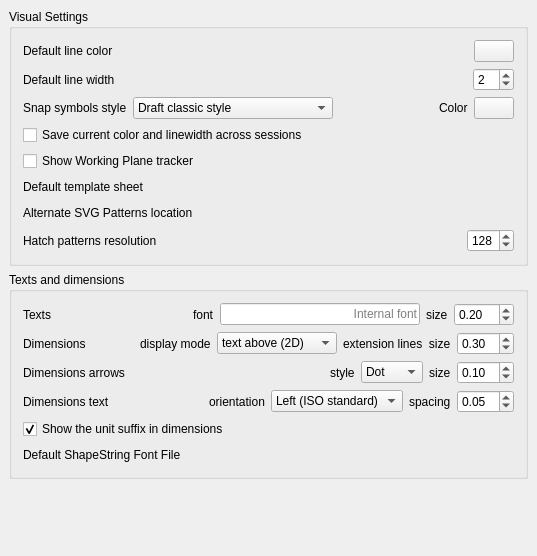
Qt form src/Mod/Draft/Resources/ui/userprefs-visual.ui (berndhahnebach/All_FreeCAD) before a commit.
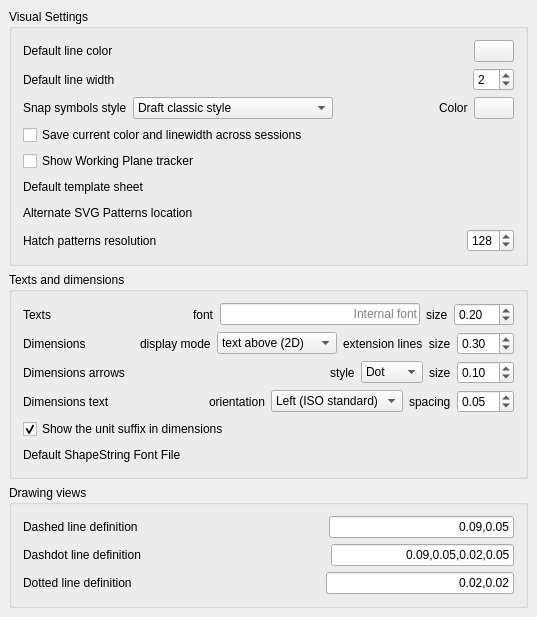
The same form after that commit. Custom widgets are drawn as their Qt base class.

Commit message: Draft: SVG linestyles are now settable in preferences - fixes #1773

Patch:
```diff
--- a/src/Mod/Draft/Resources/ui/userprefs-visual.ui
+++ b/src/Mod/Draft/Resources/ui/userprefs-visual.ui
@@ -758,6 +758,144 @@
      </layout>
     </widget>
    </item>
+   <item>
+    <widget class="QGroupBox" name="groupBox_3">
+     <property name="title">
+      <string>Drawing views</string>
+     </property>
+     <layout class="QVBoxLayout" name="verticalLayout_3">
+      <item>
+       <layout class="QHBoxLayout" name="horizontalLayout_8">
+        <item>
+         <widget class="QLabel" name="label_15">
+          <property name="text">
+           <string>Dashed line definition</string>
+          </property>
+         </widget>
+        </item>
+        <item>
+         <spacer name="horizontalSpacer_7">
+          <property name="orientation">
+           <enum>Qt::Horizontal</enum>
+          </property>
+          <property name="sizeHint" stdset="0">
+           <size>
+            <width>40</width>
+            <height>20</height>
+           </size>
+          </property>
+         </spacer>
+        </item>
+        <item>
+         <widget class="Gui::PrefLineEdit" name="lineEdit">
+          <property name="toolTip">
+           <string>A SVG linestyle definition</string>
+          </property>
+          <property name="text">
+           <string>0.09,0.05</string>
+          </property>
+          <property name="alignment">
+           <set>Qt::AlignRight|Qt::AlignTrailing|Qt::AlignVCenter</set>
+          </property>
+          <property name="prefEntry" stdset="0">
+           <cstring>svgDashedLine</cstring>
+          </property>
+          <property name="prefPath" stdset="0">
+           <cstring>Mod/Draft</cstring>
+          </property>
+         </widget>
+        </item>
+       </layout>
+      </item>
+      <item>
+       <layout class="QHBoxLayout" name="horizontalLayout_10">
+        <item>
+         <widget class="QLabel" name="label_16">
+          <property name="text">
+           <string>Dashdot line definition</string>
+          </property>
+         </widget>
+        </item>
+        <item>
+         <spacer name="horizontalSpacer_8">
+          <property name="orientation">
+           <enum>Qt::Horizontal</enum>
+          </property>
+          <property name="sizeHint" stdset="0">
+           <size>
+            <width>40</width>
+            <height>20</height>
+           </size>
+          </property>
+         </spacer>
+        </item>
+        <item>
+         <widget class="Gui::PrefLineEdit" name="lineEdit_2">
+          <property name="toolTip">
+           <string>A SVG linestyle definition</string>
+          </property>
+          <property name="text">
+           <string>0.09,0.05,0.02,0.05</string>
+          </property>
+          <property name="alignment">
+           <set>Qt::AlignRight|Qt::AlignTrailing|Qt::AlignVCenter</set>
+          </property>
+          <property name="prefEntry" stdset="0">
+           <cstring>svgDashdotLine</cstring>
+          </property>
+          <property name="prefPath" stdset="0">
+           <cstring>Mod/Draft</cstring>
+          </property>
+         </widget>
+        </item>
+       </layout>
+      </item>
+      <item>
+       <layout class="QHBoxLayout" name="horizontalLayout_13">
+        <item>
+         <widget class="QLabel" name="label_22">
+          <property name="text">
+           <string>Dotted line definition</string>
+          </property>
+         </widget>
+        </item>
+        <item>
+         <spacer name="horizontalSpacer_14">
+          <property name="orientation">
+           <enum>Qt::Horizontal</enum>
+          </property>
+          <property name="sizeHint" stdset="0">
+           <size>
+            <width>40</width>
+            <height>20</height>
+           </size>
+          </property>
+         </spacer>
+        </item>
+        <item>
+         <widget class="Gui::PrefLineEdit" name="lineEdit_3">
+          <property name="toolTip">
+           <string>A SVG linestyle definition</string>
+          </property>
+          <property name="text">
+           <string>0.02,0.02</string>
+          </property>
+          <property name="alignment">
+           <set>Qt::AlignRight|Qt::AlignTrailing|Qt::AlignVCenter</set>
+          </property>
+          <property name="prefEntry" stdset="0">
+           <cstring>svgDottedLine</cstring>
+          </property>
+          <property name="prefPath" stdset="0">
+           <cstring>Mod/Draft</cstring>
+          </property>
+         </widget>
+        </item>
+       </layout>
+      </item>
+     </layout>
+    </widget>
+   </item>
    <item>
     <spacer name="verticalSpacer">
      <property name="orientation">
```
The commit also changes 1 other file.
